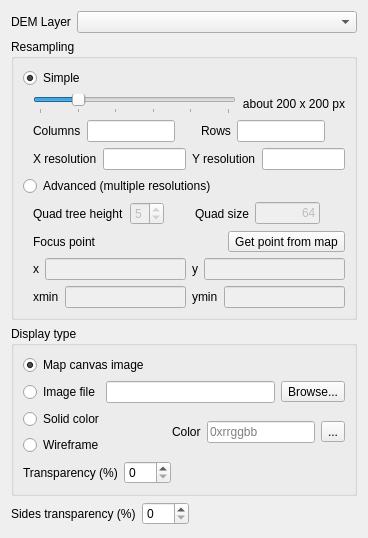
This is ui/demproperties.ui in minorua/Qgis2threejs as Qt 5 draws it before an edit. The edited form follows.
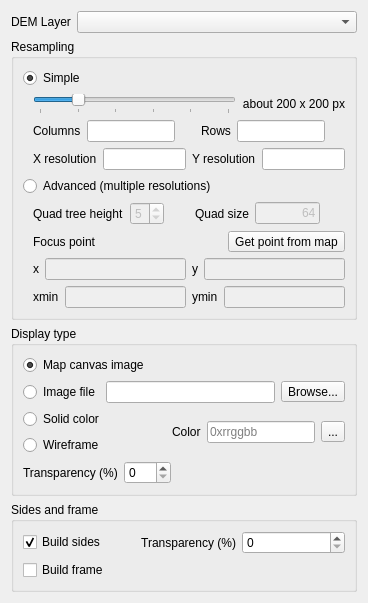
This is the edited form.

Commit message: add build frame option to dem page

```diff
--- a/ui/demproperties.ui
+++ b/ui/demproperties.ui
@@ -7,7 +7,7 @@
     <x>0</x>
     <y>0</y>
     <width>368</width>
-    <height>538</height>
+    <height>598</height>
    </rect>
   </property>
   <property name="sizePolicy">
@@ -595,11 +595,30 @@
       </widget>
      </item>
      <item>
+      <widget class="QGroupBox" name="groupBox_Accessories">
+       <property name="title">
+        <string>Sides and frame</string>
+       </property>
+       <layout class="QGridLayout" name="gridLayout_4">
+        <item row="0" column="0">
       <layout class="QHBoxLayout" name="horizontalLayout_18">
+          <item>
+           <widget class="QCheckBox" name="checkBox_Sides">
+            <property name="text">
+             <string>Build sides</string>
+            </property>
+            <property name="checked">
+             <bool>true</bool>
+            </property>
+           </widget>
+          </item>
        <item>
         <widget class="QLabel" name="label_sidetransp">
          <property name="text">
-          <string>Sides transparency (%)</string>
+             <string>Transparency (%)</string>
+            </property>
+            <property name="alignment">
+             <set>Qt::AlignRight|Qt::AlignTrailing|Qt::AlignVCenter</set>
          </property>
         </widget>
        </item>
@@ -631,20 +650,17 @@
          </property>
         </widget>
        </item>
-       <item>
-        <spacer name="horizontalSpacer_6">
-         <property name="orientation">
-          <enum>Qt::Horizontal</enum>
-         </property>
-         <property name="sizeHint" stdset="0">
-          <size>
-           <width>40</width>
-           <height>20</height>
-          </size>
-         </property>
-        </spacer>
-       </item>
-      </layout>
+         </layout>
+        </item>
+        <item row="1" column="0">
+         <widget class="QCheckBox" name="checkBox_Frame">
+          <property name="text">
+           <string>Build frame</string>
+          </property>
+         </widget>
+        </item>
+       </layout>
+      </widget>
      </item>
      <item>
       <spacer name="verticalSpacer_3">
```
Lines whose indentation alone changed are shown as unchanged. The commit also changes 4 other files.
